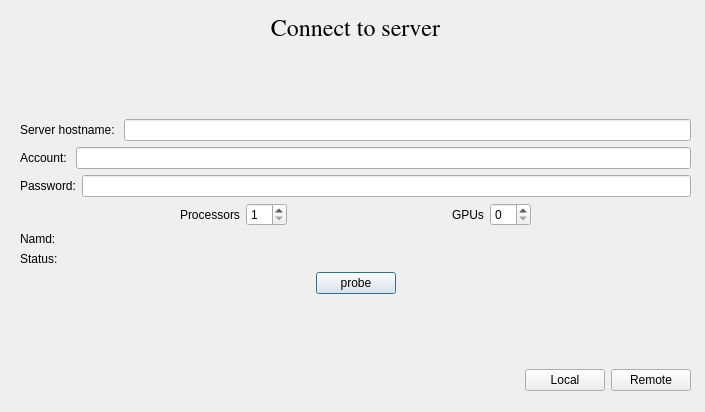
The window that interface/main/ConnectionDialog.ui (compMathUPRH/wolffia) describes before a commit, drawn with Qt 5.
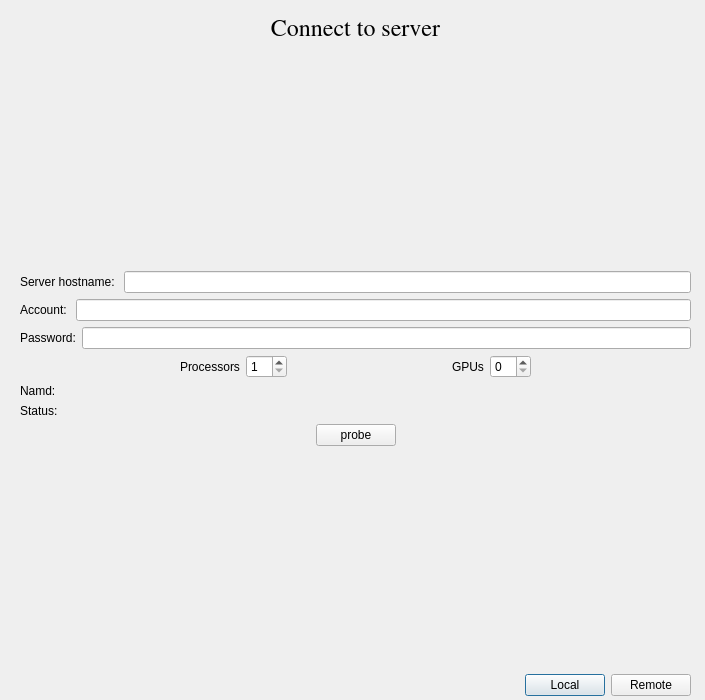
The same window after the commit.

Diff of the .ui file:
```diff
--- a/interface/main/ConnectionDialog.ui
+++ b/interface/main/ConnectionDialog.ui
@@ -7,9 +7,15 @@
     <x>0</x>
     <y>0</y>
     <width>705</width>
-    <height>412</height>
+    <height>700</height>
    </rect>
   </property>
+  <property name="sizePolicy">
+   <sizepolicy hsizetype="Preferred" vsizetype="Preferred">
+    <horstretch>0</horstretch>
+    <verstretch>0</verstretch>
+   </sizepolicy>
+  </property>
   <property name="windowTitle">
    <string>Dialog</string>
   </property>
@@ -19,7 +25,7 @@
      <x>20</x>
      <y>10</y>
      <width>671</width>
-     <height>381</height>
+     <height>686</height>
     </rect>
    </property>
    <layout class="QVBoxLayout" name="verticalLayout">
@@ -239,6 +245,9 @@
         <property name="text">
          <string>probe</string>
         </property>
+        <property name="autoDefault">
+         <bool>false</bool>
+        </property>
        </widget>
       </item>
       <item>
```
